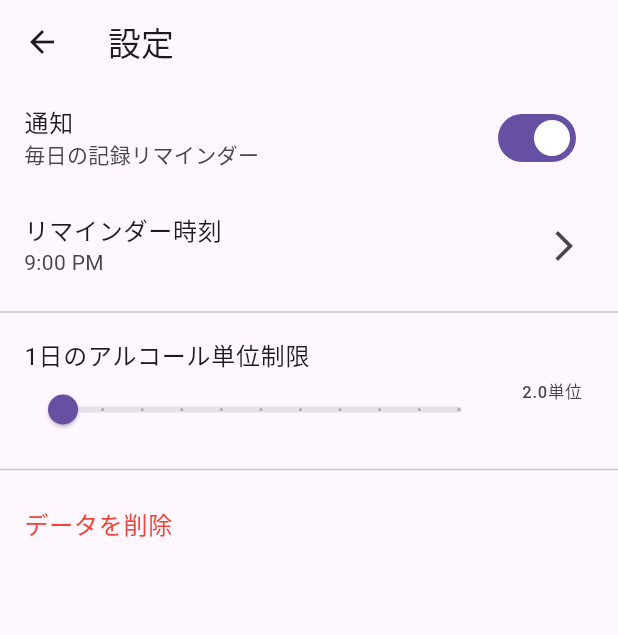
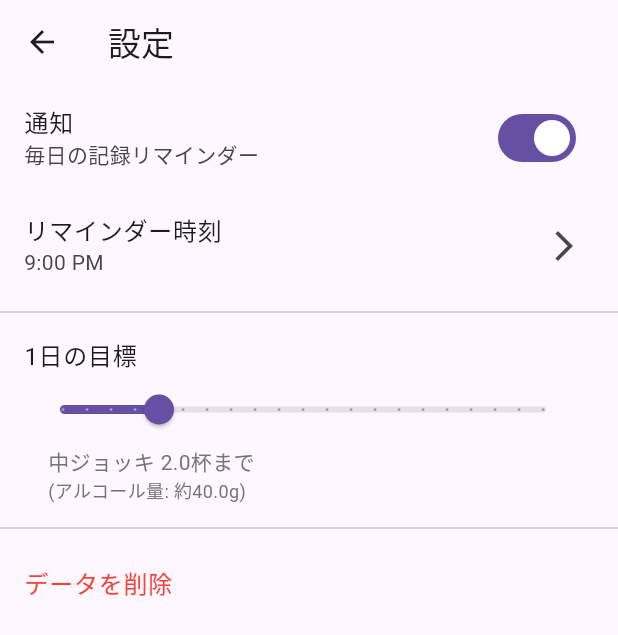
Before and after one commit to cbryotaro/alcohol_counter, a Flutter app: the screen it shows after launch, after a tap on the "settings" icon, on a phone screen of 412 x 824 dp. Shown: the top 635 px of the screen. Run offline on Flutter 3.47's test engine with Material 3 defaults, Android fonts, the phone set to English and light mode, and no system bars; our stand-ins replace shared_preferences.

Commit message:
目標をビールで持つ

```diff
--- a/lib/screens/main_screen.dart
+++ b/lib/screens/main_screen.dart
@@ -35,11 +35,15 @@ class _MainScreenState extends State<MainScreen> {
     });
   }
 
-  int _calculateBeerEquivalent(double alcoholGrams) {
+  double _calculateBeerEquivalent(double alcoholGrams) {
     // 中ジョッキ（500ml, 5%）のビールを基準に換算
     // 中ジョッキ1杯のアルコール量 = 500 * 0.05 * 0.8 = 20g
     const beerAlcoholGrams = 20.0;
-    return (alcoholGrams / beerAlcoholGrams).round();
+    return alcoholGrams / beerAlcoholGrams;
+  }
+
+  int _calculateBeerCount(double alcoholGrams) {
+    return _calculateBeerEquivalent(alcoholGrams).round();
   }
 
   Widget _buildBeerIcons(int count) {
@@ -111,11 +115,12 @@ class _MainScreenState extends State<MainScreen> {
         actions: [
           IconButton(
             icon: const Icon(Icons.settings),
-            onPressed: () {
-              Navigator.push(
+            onPressed: () async {
+              await Navigator.push(
                 context,
                 MaterialPageRoute(builder: (context) => const SettingsScreen()),
               );
+              _loadDailyLimit(); // Settings画面から戻ってきたら目標値を再読み込み
             },
           ),
         ],
@@ -149,13 +154,13 @@ class _MainScreenState extends State<MainScreen> {
                       children: [
                         LinearProgressIndicator(
                           value: _dailyLimit != null && _dailyLimit! > 0
-                              ? (_totalAlcoholGrams / 20.0) / _dailyLimit!
+                              ? _totalAlcoholGrams / (_dailyLimit! * 20.0)
                               : 0.0,
                           minHeight: 10,
                           backgroundColor: Colors.grey[200],
                           valueColor: AlwaysStoppedAnimation<Color>(
                             _dailyLimit != null &&
-                                    (_totalAlcoholGrams / 20.0) >= _dailyLimit!
+                                    _totalAlcoholGrams >= (_dailyLimit! * 20.0)
                                 ? Colors.red
                                 : Colors.green,
                           ),
@@ -165,14 +170,14 @@ class _MainScreenState extends State<MainScreen> {
                           mainAxisAlignment: MainAxisAlignment.spaceBetween,
                           children: [
                             Text(
-                              '${(_totalAlcoholGrams / 20.0).toStringAsFixed(1)}単位',
+                              '${(_totalAlcoholGrams / 20.0).toStringAsFixed(1)}杯',
                               style: TextStyle(
                                 color: Colors.grey[600],
                                 fontSize: 12,
                               ),
                             ),
                             Text(
-                              '目標: ${_dailyLimit?.toStringAsFixed(1) ?? '2.0'}単位',
+                              '目標: ${_dailyLimit?.toStringAsFixed(1) ?? '2.0'}杯',
                               style: TextStyle(
                                 color: Colors.grey[600],
                                 fontSize: 12,
@@ -186,9 +191,9 @@ class _MainScreenState extends State<MainScreen> {
             const SizedBox(height: 24),
             if (_totalAlcoholGrams > 0) ...[
               const SizedBox(height: 8),
-              _buildBeerIcons(_calculateBeerEquivalent(_totalAlcoholGrams)),
+              _buildBeerIcons(_calculateBeerCount(_totalAlcoholGrams)),
               Text(
-                '中ジョッキ${_calculateBeerEquivalent(_totalAlcoholGrams)}杯分',
+                '中ジョッキ${_calculateBeerCount(_totalAlcoholGrams)}杯分',
                 style: TextStyle(
                   fontSize: 18,
                   fontWeight: FontWeight.bold,
--- a/lib/screens/settings_screen.dart
+++ b/lib/screens/settings_screen.dart
@@ -81,13 +81,16 @@ class _SettingsScreenState extends State<SettingsScreen> {
           ),
           const Divider(),
           ListTile(
-            title: const Text('1日のアルコール単位制限'),
-            subtitle: Slider(
+            title: const Text('1日の目標'),
+            subtitle: Column(
+              crossAxisAlignment: CrossAxisAlignment.start,
+              children: [
+                Slider(
                   value: _dailyLimit,
                   min: 0,
-              max: 100,
-              divisions: 10,
-              label: _dailyLimit.toString(),
+                  max: 10,
+                  divisions: 20,
+                  label: '${_dailyLimit.toStringAsFixed(1)}杯',
                   onChanged: (value) {
                     setState(() {
                       _dailyLimit = value;
@@ -95,7 +98,28 @@ class _SettingsScreenState extends State<SettingsScreen> {
                     _saveSettings();
                   },
                 ),
-            trailing: Text('${_dailyLimit.toStringAsFixed(1)}単位'),
+                Padding(
+                  padding: const EdgeInsets.symmetric(horizontal: 16.0),
+                  child: Text(
+                    '中ジョッキ ${_dailyLimit.toStringAsFixed(1)}杯まで',
+                    style: TextStyle(
+                      color: Colors.grey[600],
+                      fontSize: 14,
+                    ),
+                  ),
+                ),
+                Padding(
+                  padding: const EdgeInsets.symmetric(horizontal: 16.0),
+                  child: Text(
+                    '(アルコール量: 約${(_dailyLimit * 20).toStringAsFixed(1)}g)',
+                    style: TextStyle(
+                      color: Colors.grey[600],
+                      fontSize: 12,
+                    ),
+                  ),
+                ),
+              ],
+            ),
           ),
           const Divider(),
           ListTile(
```
Also changed, not shown: 1 other file. Lines whose indentation alone changed are shown as unchanged.
